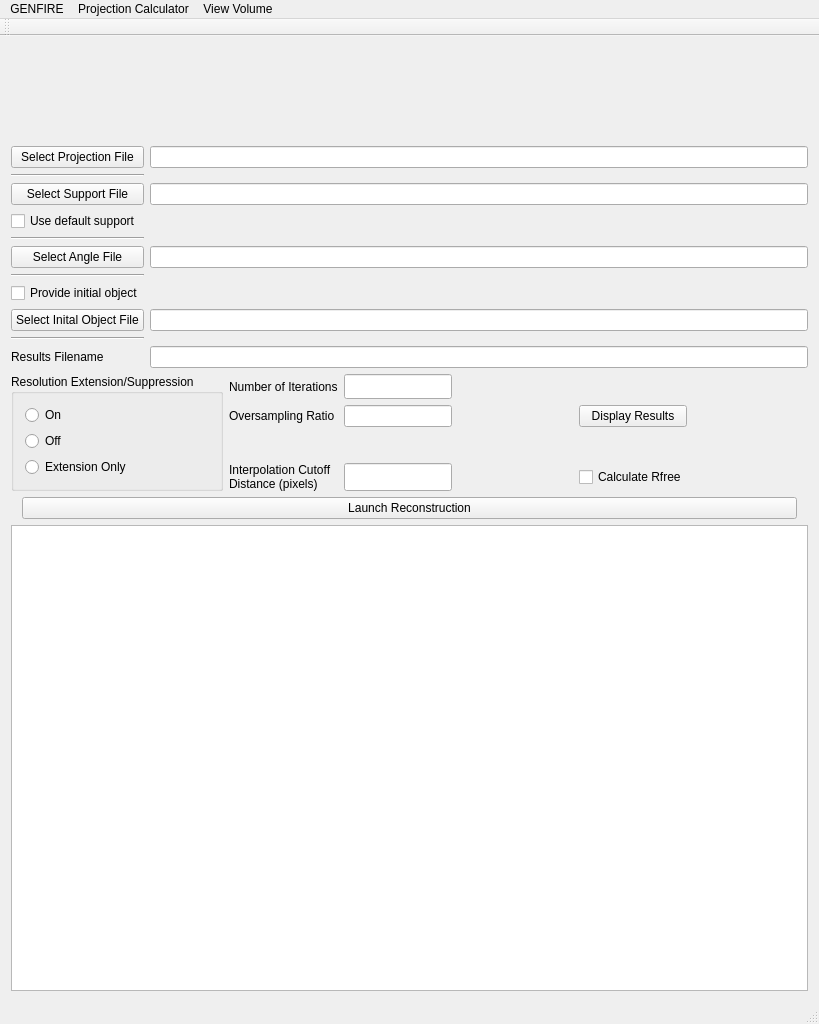
The window that GENFIRE/gui/GENFIRE_MainWindow.ui (genfire-em/GENFIRE-Python) describes before a commit, drawn with Qt 5.
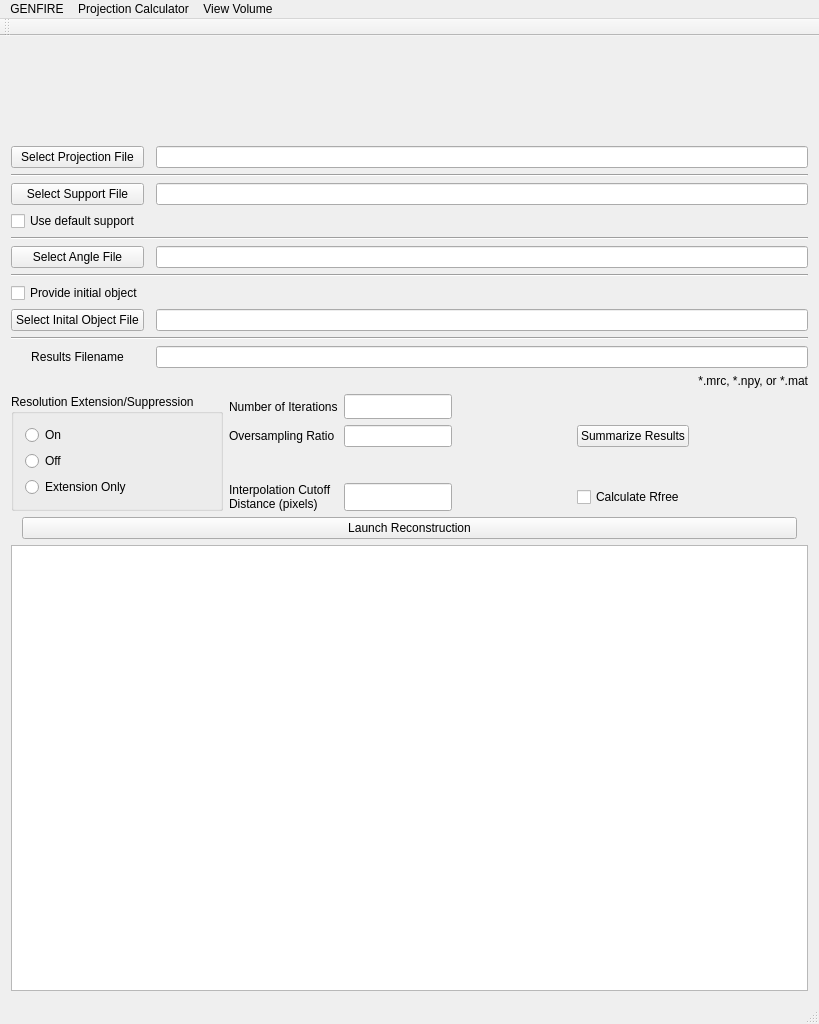
The same window after the commit. Icons and pictures are not drawn.

Commit message: updated displays, made default support the default option, added option to save angles from simulated projections and linked those names to update the main GUI

The edit to the form file:
```diff
--- a/GENFIRE/gui/GENFIRE_MainWindow.ui
+++ b/GENFIRE/gui/GENFIRE_MainWindow.ui
@@ -73,12 +73,8 @@
           <property name="text">
            <string>Results Filename</string>
           </property>
-         </widget>
-        </item>
-        <item row="9" column="0">
-         <widget class="Line" name="line_4">
-          <property name="orientation">
-           <enum>Qt::Horizontal</enum>
+          <property name="alignment">
+           <set>Qt::AlignCenter</set>
           </property>
          </widget>
         </item>
@@ -99,27 +95,6 @@
           </property>
          </widget>
         </item>
-        <item row="1" column="0">
-         <widget class="Line" name="line">
-          <property name="orientation">
-           <enum>Qt::Horizontal</enum>
-          </property>
-         </widget>
-        </item>
-        <item row="6" column="0">
-         <widget class="Line" name="line_3">
-          <property name="orientation">
-           <enum>Qt::Horizontal</enum>
-          </property>
-         </widget>
-        </item>
-        <item row="4" column="0">
-         <widget class="Line" name="line_2">
-          <property name="orientation">
-           <enum>Qt::Horizontal</enum>
-          </property>
-         </widget>
-        </item>
         <item row="3" column="0">
          <widget class="QCheckBox" name="checkBox_default_support">
           <property name="text">
@@ -163,6 +138,44 @@
           </property>
          </widget>
         </item>
+        <item row="12" column="2">
+         <widget class="QLabel" name="label_5">
+          <property name="text">
+           <string>*.mrc, *.npy, or *.mat</string>
+          </property>
+          <property name="alignment">
+           <set>Qt::AlignRight|Qt::AlignTrailing|Qt::AlignVCenter</set>
+          </property>
+         </widget>
+        </item>
+        <item row="1" column="0" colspan="3">
+         <widget class="Line" name="line">
+          <property name="orientation">
+           <enum>Qt::Horizontal</enum>
+          </property>
+         </widget>
+        </item>
+        <item row="4" column="0" colspan="3">
+         <widget class="Line" name="line_2">
+          <property name="orientation">
+           <enum>Qt::Horizontal</enum>
+          </property>
+         </widget>
+        </item>
+        <item row="6" column="0" colspan="3">
+         <widget class="Line" name="line_3">
+          <property name="orientation">
+           <enum>Qt::Horizontal</enum>
+          </property>
+         </widget>
+        </item>
+        <item row="9" column="0" colspan="3">
+         <widget class="Line" name="line_4">
+          <property name="orientation">
+           <enum>Qt::Horizontal</enum>
+          </property>
+         </widget>
+        </item>
        </layout>
       </item>
       <item>
@@ -297,7 +310,7 @@
           <item row="1" column="3">
            <widget class="QPushButton" name="btn_displayResults">
             <property name="text">
-             <string>Display Results</string>
+             <string>Summarize Results</string>
             </property>
            </widget>
           </item>
```
The commit also changes 39 other files.
